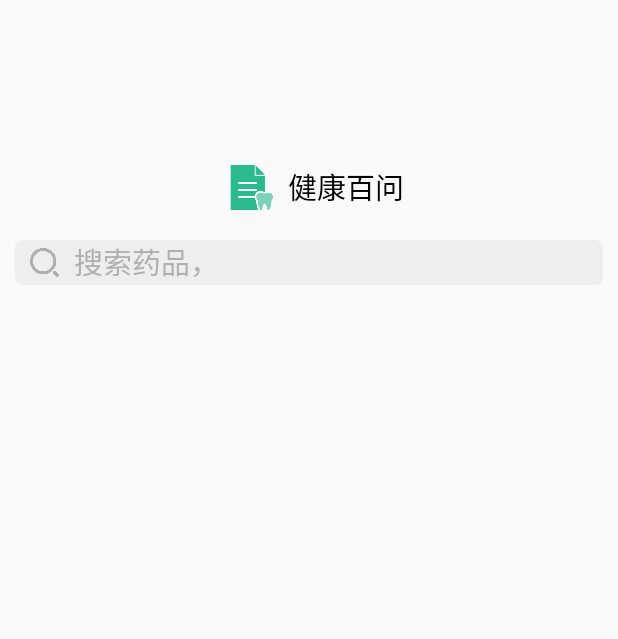
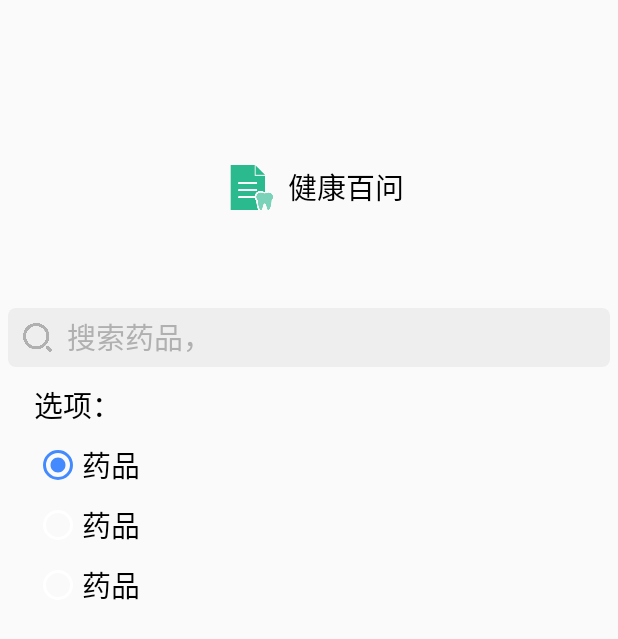
Before and after one commit to NoClay/YunHealthy, an Android app: the fragment SearchFragment shown on its own in the app's theme, on a phone screen of 412 x 824 dp. Shown: the top 639 px of the screen. Run offline under Robolectric (Android 15) with nearby library versions, the phone set to English and light mode, and no system bars; our stand-ins replace CircleImageView.

Commit message:
添加百问页面UI

```diff
--- a/app/src/main/java/indi/noclay/cloudhealth/fragment/SearchFragment.java
+++ b/app/src/main/java/indi/noclay/cloudhealth/fragment/SearchFragment.java
@@ -3,11 +3,15 @@ package indi.noclay.cloudhealth.fragment;
 import android.os.Bundle;
 import android.support.annotation.Nullable;
 import android.support.v4.app.Fragment;
+import android.view.KeyEvent;
 import android.view.LayoutInflater;
 import android.view.View;
 import android.view.ViewGroup;
-import android.view.WindowManager;
-import android.widget.PopupWindow;
+import android.view.inputmethod.EditorInfo;
+import android.widget.EditText;
+import android.widget.RelativeLayout;
+import android.widget.TextView;
+import android.widget.Toast;
 
 import indi.noclay.cloudhealth.R;
 
@@ -19,21 +23,33 @@ import indi.noclay.cloudhealth.R;
 public class SearchFragment extends Fragment {
 
     View mView;
+    private RelativeLayout searchBar;
+    private EditText searchInput;
 
 
     @Nullable
     @Override
     public View onCreateView(LayoutInflater inflater, @Nullable ViewGroup container, @Nullable Bundle savedInstanceState) {
         mView = inflater.inflate(R.layout.fragment_search, container, false);
-        initWindowInputMode();
+        initView();
         return mView;
     }
 
 
-
-    private void initWindowInputMode() {
-        this.getActivity().getWindow().clearFlags(WindowManager.LayoutParams.FLAG_ALT_FOCUSABLE_IM);
-        this.getActivity().getWindow().setSoftInputMode(PopupWindow.INPUT_METHOD_NEEDED);
-        this.getActivity().getWindow().setSoftInputMode(WindowManager.LayoutParams.SOFT_INPUT_ADJUST_PAN);
+    private void initView() {
+        searchBar = (RelativeLayout) mView.findViewById(R.id.search_bar);
+        searchInput = (EditText) mView.findViewById(R.id.search_input);
+        searchInput.setOnEditorActionListener(new TextView.OnEditorActionListener() {
+            @Override
+            public boolean onEditorAction(TextView v, int actionId, KeyEvent event) {
+                switch (actionId){
+                    case EditorInfo.IME_ACTION_SEARCH:{
+                        Toast.makeText(getContext(), "搜索" + searchInput.getText().toString(), Toast.LENGTH_SHORT).show();
+                        break;
+                    }
+                }
+                return false;
+            }
+        });
     }
 }
--- a/app/src/main/res/layout/fragment_search.xml
+++ b/app/src/main/res/layout/fragment_search.xml
@@ -3,33 +3,72 @@
     xmlns:android="http://schemas.android.com/apk/res/android"
     android:layout_width="match_parent"
     android:layout_height="match_parent">
+
     <LinearLayout
-        android:orientation="vertical"
+        android:layout_width="match_parent"
+        android:layout_height="wrap_content"
         android:gravity="center_horizontal"
-        android:layout_width="match_parent"
-        android:layout_height="wrap_content">
+        android:orientation="vertical">
+
         <LinearLayout
+            android:layout_width="wrap_content"
+            android:layout_height="wrap_content"
+            android:layout_marginBottom="50dp"
             android:layout_marginTop="100dp"
-            android:orientation="horizontal"
-            android:layout_width="wrap_content"
+            android:orientation="horizontal">
+
+            <ImageView
+                android:layout_width="@dimen/normal_image_button_size"
+                android:layout_height="@dimen/normal_image_button_size"
+                android:padding="@dimen/normal_padding"
+                android:src="@drawable/icon_baike"/>
+
+            <TextView
+                style="@style/AppTheme.TextViewTitle"
+                android:layout_width="wrap_content"
+                android:layout_height="match_parent"
+                android:gravity="center_vertical"
+                android:text="健康百问"/>
+        </LinearLayout>
+
+        <include layout="@layout/view_search_bar"/>
+        <LinearLayout
+            android:layout_marginLeft="15dp"
+            android:orientation="vertical"
+            android:layout_width="match_parent"
             android:layout_height="wrap_content">
-            <ImageView
-                android:padding="@dimen/normal_padding"
-                android:src="@drawable/icon_baike"
-                android:layout_width="@dimen/normal_image_button_size"
-                android:layout_height="@dimen/normal_image_button_size"/>
             <TextView
-                android:gravity="center_vertical"
+                android:text="选项："
                 style="@style/AppTheme.TextViewTitle"
-                android:text="健康百问"
                 android:layout_width="wrap_content"
                 android:layout_height="match_parent"/>
+            <RadioGroup
+                android:checkedButton="@id/buttonPanel"
+                android:gravity="center_horizontal"
+                android:layout_width="wrap_content"
+                android:layout_height="wrap_content"
+                android:orientation="vertical">
+
+                <android.support.v7.widget.AppCompatRadioButton
+                    android:id="@+id/buttonPanel"
+                    style="@style/AppTheme.TextViewTitle"
+                    android:layout_width="match_parent"
+                    android:layout_height="wrap_content"
+                    android:text="药品"/>
+
+                <android.support.v7.widget.AppCompatRadioButton
+                    style="@style/AppTheme.TextViewTitle"
+                    android:layout_width="match_parent"
+                    android:layout_height="wrap_content"
+                    android:text="药品"/>
+
+                <android.support.v7.widget.AppCompatRadioButton
+                    style="@style/AppTheme.TextViewTitle"
+                    android:layout_width="match_parent"
+                    android:layout_height="wrap_content"
+                    android:text="药品"/>
+            </RadioGroup>
         </LinearLayout>
-        <include layout="@layout/view_search_bar"/>
-        <LinearLayout
-            android:layout_width="match_parent"
-            android:layout_height="wrap_content">
 
-        </LinearLayout>
     </LinearLayout>
 </ScrollView>
--- a/app/src/main/res/layout/view_search_bar.xml
+++ b/app/src/main/res/layout/view_search_bar.xml
@@ -5,7 +5,7 @@
               android:layout_height="50dp">
     <RelativeLayout
         android:id="@+id/search_bar"
-        android:layout_margin="@dimen/card_margin_normal"
+        android:layout_margin="@dimen/margin_tiny"
         android:background="@drawable/background_search_bar"
         android:layout_width="match_parent"
         android:layout_height="match_parent">
@@ -22,6 +22,7 @@
                 android:layout_width="19dp"
                 android:layout_height="19dp"/>
             <EditText
+                android:singleLine="true"
                 android:imeOptions="actionSearch"
                 android:id="@+id/search_input"
                 android:layout_marginLeft="10dp"
@@ -29,7 +30,6 @@
                 android:textColorHint="@color/searchBarTitle"
                 android:textSize="@dimen/text_title_middle"
                 android:hint="搜索药品，"
-                android:maxLines="1"
                 android:background="@null"
                 android:layout_width="match_parent"
                 android:layout_height="match_parent"/>
--- a/app/src/main/res/values/dimens.xml
+++ b/app/src/main/res/values/dimens.xml
@@ -45,4 +45,5 @@ http://developer.android.com/guide/topics/appwidgets/index.html#CreatingLayout
     <dimen name="card_margin_normal">10dp</dimen>
     <dimen name="card_margin_large">15dp</dimen>
     <dimen name="image_big_height">300dp</dimen>
+    <dimen name="margin_tiny">5dp</dimen>
 </resources>
```
